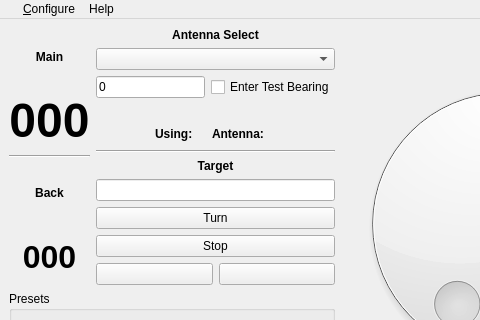
First picture: the form in mqt/MqtRotator/rotatormainwindow.ui, repository Rsclub22/Minos2-Mirror, before the edit; both pictures show x 0 to 480 and y 0 to 320 of the 675 by 479 pixel window.
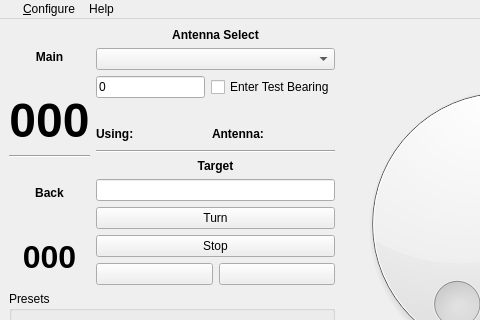
Second picture: the form after the edit. Custom widgets are drawn as their Qt base class.

Diff of the .ui file:
```diff
--- a/mqt/MqtRotator/rotatormainwindow.ui
+++ b/mqt/MqtRotator/rotatormainwindow.ui
@@ -149,6 +149,32 @@
             </item>
             <item>
              <layout class="QHBoxLayout" name="horizontalLayout_8">
+              <item>
+               <widget class="QLabel" name="usinglbl">
+                <property name="font">
+                 <font>
+                  <weight>75</weight>
+                  <bold>true</bold>
+                 </font>
+                </property>
+                <property name="text">
+                 <string>Using:</string>
+                </property>
+               </widget>
+              </item>
+              <item>
+               <widget class="QLabel" name="usingLibText">
+                <property name="font">
+                 <font>
+                  <weight>50</weight>
+                  <bold>false</bold>
+                 </font>
+                </property>
+                <property name="text">
+                 <string/>
+                </property>
+               </widget>
+              </item>
               <item>
                <spacer name="horizontalSpacer_3">
                 <property name="orientation">
@@ -162,32 +188,6 @@
                 </property>
                </spacer>
               </item>
-              <item>
-               <widget class="QLabel" name="usinglbl">
-                <property name="font">
-                 <font>
-                  <weight>75</weight>
-                  <bold>true</bold>
-                 </font>
-                </property>
-                <property name="text">
-                 <string>Using:</string>
-                </property>
-               </widget>
-              </item>
-              <item>
-               <widget class="QLabel" name="usingLibText">
-                <property name="font">
-                 <font>
-                  <weight>50</weight>
-                  <bold>false</bold>
-                 </font>
-                </property>
-                <property name="text">
-                 <string/>
-                </property>
-               </widget>
-              </item>
               <item>
                <widget class="QLabel" name="antNameDispLbl">
                 <property name="font">
```
